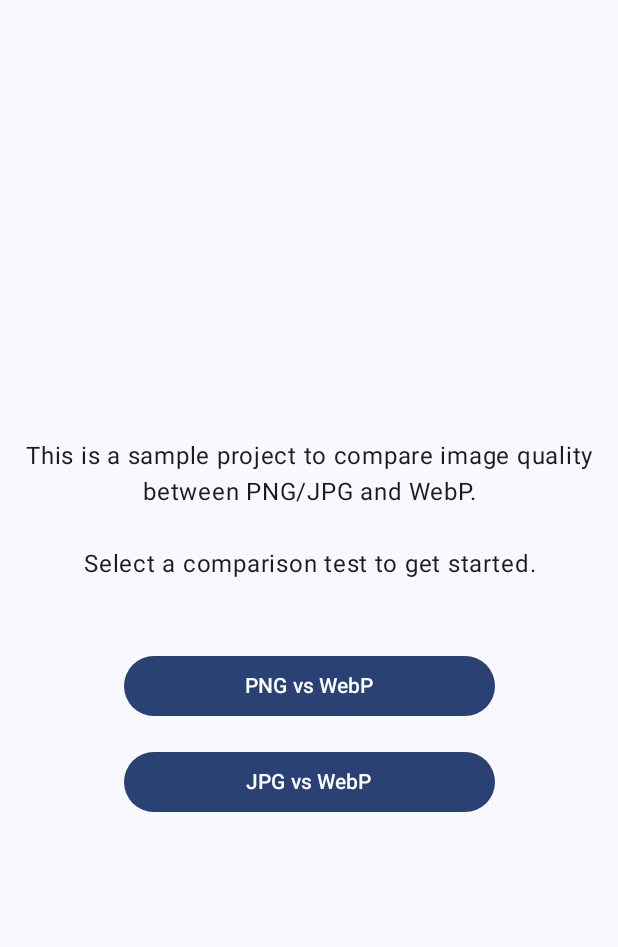
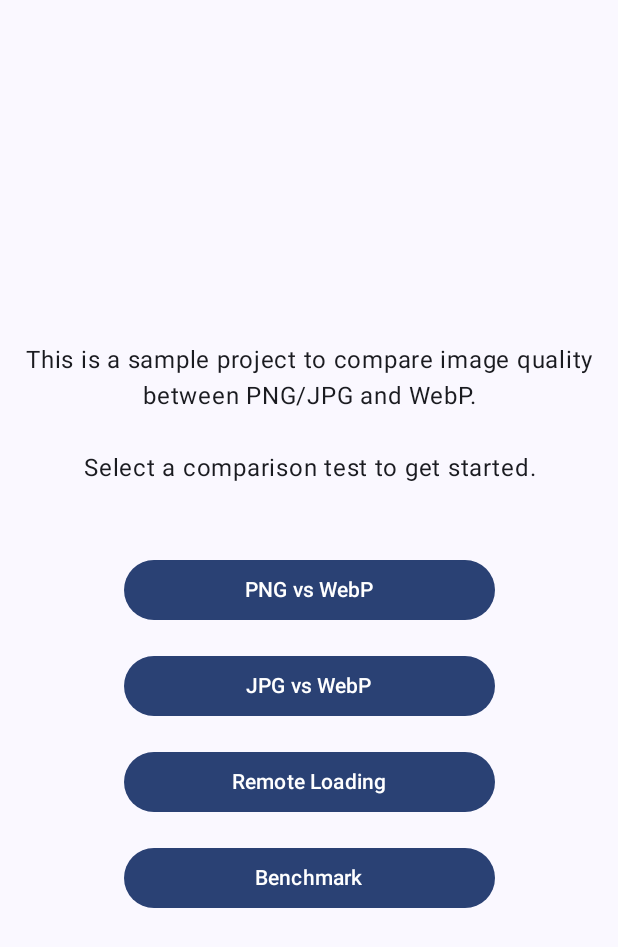
Before and after one commit to landomen/WebPSample, an Android app built with Jetpack Compose: the screen it shows after launch (MainActivity), on a phone screen of 412 x 824 dp. Shown: the top 947 px of the screen. Run offline under Robolectric (Android 15) with nearby library versions, the phone set to English and light mode, and no system bars.

Commit message:
Add remote loading and benchmark screens

```diff
--- a/app/src/main/AndroidManifest.xml
+++ b/app/src/main/AndroidManifest.xml
@@ -1,6 +1,9 @@
 <?xml version="1.0" encoding="utf-8"?>
 <manifest xmlns:android="http://schemas.android.com/apk/res/android"
     xmlns:tools="http://schemas.android.com/tools">
+
+<!--    Internet permission -->
+    <uses-permission android:name="android.permission.INTERNET" />
 
     <application
         android:allowBackup="true"
--- a/app/src/main/java/com/landomen/webpsample/MainActivity.kt
+++ b/app/src/main/java/com/landomen/webpsample/MainActivity.kt
@@ -13,9 +13,12 @@ import androidx.compose.ui.Modifier
 import androidx.navigation.compose.NavHost
 import androidx.navigation.compose.composable
 import androidx.navigation.compose.rememberNavController
+import com.landomen.webpsample.ui.model.ScreenSelection
+import com.landomen.webpsample.ui.screen.BenchmarkScreen
 import com.landomen.webpsample.ui.screen.IntroScreen
 import com.landomen.webpsample.ui.screen.JpgComparisonScreen
 import com.landomen.webpsample.ui.screen.PngComparisonScreen
+import com.landomen.webpsample.ui.screen.RemoteLoadingScreen
 import com.landomen.webpsample.ui.theme.WebPSampleTheme
 
 class MainActivity : ComponentActivity() {
@@ -39,8 +42,14 @@ private fun Content(modifier: Modifier = Modifier) {
     NavHost(navController = navController, startDestination = NavigationTarget.INTRO.route) {
         composable(NavigationTarget.INTRO.route) {
             IntroScreen(
-                onPngSelect = { navController.navigate(NavigationTarget.PNG_VS_WEBP.route) },
-                onJpgSelect = { navController.navigate(NavigationTarget.JPG_VS_WEBP.route) },
+                onScreenSelect = {
+                    when (it) {
+                        ScreenSelection.PNG_VS_WEBP -> navController.navigate(NavigationTarget.PNG_VS_WEBP.route)
+                        ScreenSelection.JPG_VS_WEBP -> navController.navigate(NavigationTarget.JPG_VS_WEBP.route)
+                        ScreenSelection.REMOTE_LOADING -> navController.navigate(NavigationTarget.REMOTE_LOADING.route)
+                        ScreenSelection.BENCHMARK -> navController.navigate(NavigationTarget.BENCHMARK.route)
+                    }
+                },
                 modifier = modifier
             )
         }
@@ -49,6 +58,12 @@ private fun Content(modifier: Modifier = Modifier) {
         }
         composable(NavigationTarget.PNG_VS_WEBP.route) {
             PngComparisonScreen(modifier)
+        }
+        composable(NavigationTarget.REMOTE_LOADING.route) {
+            RemoteLoadingScreen(modifier)
+        }
+        composable(NavigationTarget.BENCHMARK.route) {
+            BenchmarkScreen(modifier)
         }
     }
 
@@ -60,5 +75,7 @@ private fun Content(modifier: Modifier = Modifier) {
 enum class NavigationTarget(val route: String) {
     INTRO("intro_screen"),
     JPG_VS_WEBP("jpg_vs_webp_screen"),
-    PNG_VS_WEBP("png_vs_webp_screen")
+    PNG_VS_WEBP("png_vs_webp_screen"),
+    BENCHMARK("benchmark_screen"),
+    REMOTE_LOADING("remote_loading_screen")
 }
--- /dev/null
+++ b/app/src/main/java/com/landomen/webpsample/ui/model/ScreenSelection.kt
@@ -0,0 +1,11 @@
+package com.landomen.webpsample.ui.model
+
+import androidx.annotation.StringRes
+import com.landomen.webpsample.R
+
+enum class ScreenSelection(@StringRes val titleRes: Int) {
+    PNG_VS_WEBP(R.string.intro_png_vs_webp),
+    JPG_VS_WEBP(R.string.intro_jpg_vs_webp),
+    REMOTE_LOADING(R.string.intro_remote_loading),
+    BENCHMARK(R.string.intro_benchmark)
+}
--- a/app/src/main/java/com/landomen/webpsample/ui/screen/IntroScreen.kt
+++ b/app/src/main/java/com/landomen/webpsample/ui/screen/IntroScreen.kt
@@ -7,6 +7,7 @@ import androidx.compose.foundation.layout.fillMaxSize
 import androidx.compose.foundation.layout.fillMaxWidth
 import androidx.compose.foundation.layout.height
 import androidx.compose.foundation.layout.padding
+import androidx.compose.foundation.lazy.LazyColumn
 import androidx.compose.material3.Button
 import androidx.compose.material3.MaterialTheme
 import androidx.compose.material3.Surface
@@ -14,14 +15,16 @@ import androidx.compose.material3.Text
 import androidx.compose.runtime.Composable
 import androidx.compose.ui.Alignment
 import androidx.compose.ui.Modifier
+import androidx.compose.ui.res.stringResource
 import androidx.compose.ui.text.style.TextAlign
 import androidx.compose.ui.tooling.preview.Preview
 import androidx.compose.ui.unit.dp
+import com.landomen.webpsample.R
+import com.landomen.webpsample.ui.model.ScreenSelection
 
 @Composable
 internal fun IntroScreen(
-    onPngSelect: () -> Unit,
-    onJpgSelect: () -> Unit,
+    onScreenSelect: (ScreenSelection) -> Unit,
     modifier: Modifier = Modifier
 ) {
     Column(
@@ -31,7 +34,7 @@ internal fun IntroScreen(
     ) {
 
         Text(
-            text = "This is a sample project to compare image quality between PNG/JPG and WebP.\n\nSelect a comparison test to get started.",
+            text = stringResource(id = R.string.intro_description),
             textAlign = TextAlign.Center,
             style = MaterialTheme.typography.bodyLarge,
             modifier = Modifier.padding(16.dp)
@@ -39,20 +42,20 @@ internal fun IntroScreen(
 
         Spacer(modifier = Modifier.height(32.dp))
 
-        Button(
-            onClick = onPngSelect,
-            modifier = Modifier.fillMaxWidth(0.6f)
+        LazyColumn(
+            horizontalAlignment = Alignment.CenterHorizontally,
+            verticalArrangement = Arrangement.spacedBy(16.dp),
+            modifier = Modifier.fillMaxWidth()
         ) {
-            Text(text = "PNG vs WebP")
-        }
-
-        Spacer(modifier = Modifier.height(16.dp))
-
-        Button(
-            onClick = onJpgSelect,
-            modifier = Modifier.fillMaxWidth(0.6f)
-        ) {
-            Text(text = "JPG vs WebP")
+            items(ScreenSelection.entries.size) { index ->
+                val screenSelection = ScreenSelection.entries[index]
+                Button(
+                    onClick = { onScreenSelect(screenSelection) },
+                    modifier = Modifier.fillMaxWidth(0.6f)
+                ) {
+                    Text(text = stringResource(id = screenSelection.titleRes))
+                }
+            }
         }
     }
 }
@@ -62,8 +65,7 @@ internal fun IntroScreen(
 private fun IntroScreenPreview() {
     Surface {
         IntroScreen(
-            onPngSelect = {},
-            onJpgSelect = {}
+            onScreenSelect = {},
         )
     }
 }
--- a/app/src/main/java/com/landomen/webpsample/ui/screen/PngComparisonScreen.kt
+++ b/app/src/main/java/com/landomen/webpsample/ui/screen/PngComparisonScreen.kt
@@ -26,6 +26,8 @@ import androidx.compose.ui.unit.dp
 import com.landomen.webpsample.R
 import com.landomen.webpsample.data.png.model.PngComparisonImage
 import com.landomen.webpsample.data.png.source.PngComparisonImagesProvider.comparisonImages
+import net.engawapg.lib.zoomable.rememberZoomState
+import net.engawapg.lib.zoomable.zoomable
 
 @Composable
 internal fun PngComparisonScreen(modifier: Modifier = Modifier) {
@@ -161,7 +163,8 @@ private fun SingleComparisonImage(
     ) {
         Image(
             painter = painterResource(id = image.drawableId),
-            contentDescription = image.contentDescription
+            contentDescription = image.contentDescription,
+            modifier = Modifier.zoomable(rememberZoomState())
         )
 
         Spacer(modifier = Modifier.height(8.dp))
--- a/app/src/main/res/values/strings.xml
+++ b/app/src/main/res/values/strings.xml
@@ -5,6 +5,12 @@
     <string name="general_format_jpg">JPG</string>
     <string name="general_format_webp">WebP</string>
     <string name="general_file_size">%.1f KB</string>
+
+    <string name="intro_description">This is a sample project to compare image quality between PNG/JPG and WebP.\n\nSelect a comparison test to get started.</string>
+    <string name="intro_png_vs_webp">PNG vs WebP</string>
+    <string name="intro_jpg_vs_webp">JPG vs WebP</string>
+    <string name="intro_remote_loading">Remote Loading</string>
+    <string name="intro_benchmark">Benchmark</string>
 
     <string name="png_screen_title">Conversion from PNG to WebP</string>
     <string name="png_column_png_subtitle">Original</string>
@@ -21,4 +27,8 @@
     <string name="jpg_format_selection_file_size">File size: %d KB</string>
     <string name="jpg_format_selection_jpg">Original JPG</string>
     <string name="jpg_format_selection_webp">Converted WebP</string>
+
+    <string name="remote_loading_screen_title">Select preferred image loading library to load a WebP image from URL</string>
+    <string name="remote_loading_button_load_coil">Load with Coil</string>
+    <string name="remote_loading_button_load_glide">Load with Glide</string>
 </resources>
```
Also changed, not shown: app/src/main/java/com/landomen/webpsample/ui/screen/BenchmarkScreen.kt (added, +13 -0 lines), app/src/main/java/com/landomen/webpsample/ui/screen/RemoteLoadingScreen.kt (added, +106 -0 lines).
